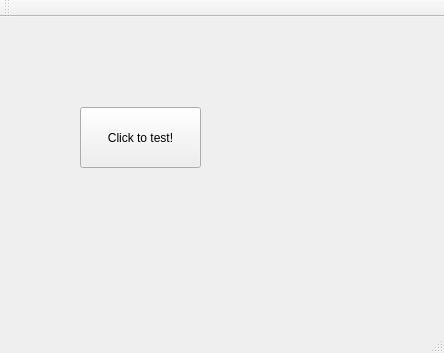
Qt form iriscontrol.ui (bcjiang/IRIScontrol) before a commit.
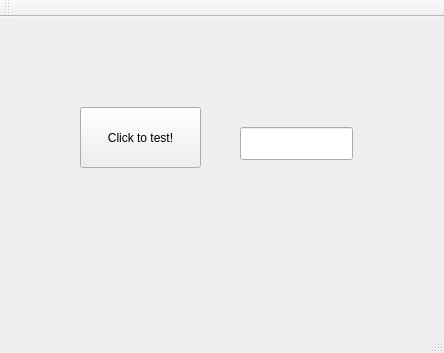
The same form after that commit.

Diff of the .ui file:
```diff
--- a/iriscontrol.ui
+++ b/iriscontrol.ui
@@ -27,6 +27,16 @@
      <string>Click to test!</string>
     </property>
    </widget>
+   <widget class="QLineEdit" name="lineEdit">
+    <property name="geometry">
+     <rect>
+      <x>240</x>
+      <y>110</y>
+      <width>113</width>
+      <height>33</height>
+     </rect>
+    </property>
+   </widget>
   </widget>
   <widget class="QMenuBar" name="menuBar">
    <property name="geometry">
```
Left out of the diff: 21 changed lines with no effect on the pictures.
